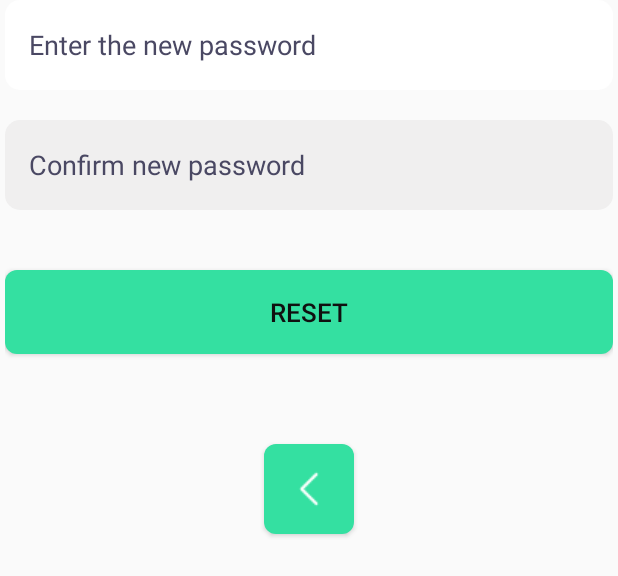
After one commit to tnqb293/NT118.O13.MMCL_FinalProject, an Android app: the layout fragment_resetpassword.xml on its own in the app's theme, with its tools: preview values and no code run, on a phone screen of 412 x 824 dp. The commit adds this screen. Shown: the top 576 px of the screen. Run offline under Robolectric (Android 15) with nearby library versions, the phone set to English and light mode, and no system bars; network calls fail.

Commit message:
add feature reset password

```diff
--- /dev/null
+++ b/WeatherApp/app/src/main/res/layout/fragment_resetpassword.xml
@@ -0,0 +1,68 @@
+<?xml version="1.0" encoding="utf-8"?>
+<androidx.constraintlayout.widget.ConstraintLayout xmlns:android="http://schemas.android.com/apk/res/android"
+    android:layout_width="match_parent"
+    android:layout_height="match_parent"
+    xmlns:app="http://schemas.android.com/apk/res-auto"
+    android:layout_marginLeft="3dp"
+    android:layout_marginRight="3dp">
+    <EditText
+        android:id="@+id/et_new_password"
+        android:layout_width="0dp"
+        android:layout_height="60dp"
+        app:layout_constraintTop_toTopOf="parent"
+        app:layout_constraintLeft_toLeftOf="parent"
+        app:layout_constraintRight_toRightOf="parent"
+        android:background="@drawable/bg_input_text"
+        android:textColorHint="@color/input_text"
+        android:hint="@string/new_password"
+        android:paddingTop="12dp"
+        android:paddingBottom="12dp"
+        android:paddingLeft="16dp"
+        android:paddingRight="16dp"
+        />
+    <EditText
+        android:id="@+id/et_confirm_new_password"
+        android:layout_width="0dp"
+        android:layout_height="60dp"
+        android:layout_marginTop="20dp"
+        app:layout_constraintTop_toBottomOf="@id/et_new_password"
+        app:layout_constraintLeft_toLeftOf="parent"
+        app:layout_constraintRight_toRightOf="parent"
+        android:background="@drawable/bg_input_text"
+        android:textColorHint="@color/input_text"
+        android:hint="@string/confirm_new_password"
+        android:paddingTop="12dp"
+        android:paddingBottom="12dp"
+        android:paddingLeft="16dp"
+        android:paddingRight="16dp"
+        />
+    <Button
+        android:id="@+id/bt_reset"
+        android:layout_width="0dp"
+        android:layout_height="wrap_content"
+        app:layout_constraintLeft_toLeftOf="parent"
+        app:layout_constraintRight_toRightOf="parent"
+        app:layout_constraintTop_toBottomOf="@id/et_confirm_new_password"
+        android:layout_marginTop="40dp"
+        android:paddingRight="8dp"
+        android:paddingLeft="8dp"
+        android:paddingTop="16dp"
+        android:paddingBottom="16dp"
+        android:text="@string/reset"
+        android:textColor="@color/maybe_black"
+        android:textSize="17sp"
+        android:background="@drawable/bg_button_login"
+        />
+    <Button
+        android:id="@+id/bt_return"
+        android:layout_width="60dp"
+        android:layout_height="60dp"
+        app:layout_constraintLeft_toLeftOf="parent"
+        app:layout_constraintRight_toRightOf="parent"
+        app:layout_constraintTop_toBottomOf="@id/bt_reset"
+        android:background="@drawable/bg_button_login"
+        android:drawableStart="@drawable/ic_back"
+        android:layout_marginTop="60dp"
+        android:padding="15dp"
+        />
+</androidx.constraintlayout.widget.ConstraintLayout>
--- a/WeatherApp/app/src/main/res/layout/fragment_signup.xml
+++ b/WeatherApp/app/src/main/res/layout/fragment_signup.xml
@@ -174,8 +174,8 @@
         />
     <Button
         android:id="@+id/bt_return"
-        android:layout_width="30dp"
-        android:layout_height="30dp"
+        android:layout_width="60dp"
+        android:layout_height="60dp"
         app:layout_constraintLeft_toLeftOf="parent"
         app:layout_constraintRight_toRightOf="parent"
         app:layout_constraintTop_toBottomOf="@id/bt_signup_google"
@@ -183,5 +183,6 @@
         android:background="@drawable/bg_button_login"
         android:drawableStart="@drawable/ic_back"
         android:layout_marginTop="5dp"
+        android:padding="15dp"
          />
 </androidx.constraintlayout.widget.ConstraintLayout>
--- a/WeatherApp/app/src/main/res/values/strings.xml
+++ b/WeatherApp/app/src/main/res/values/strings.xml
@@ -25,7 +25,7 @@
     <string name="Dashboard">Dashboard</string>
     <string name="Chart">Chart</string>
     <string name="Account">Account</string>
-    <string name="username_default">Hi, Flinta</string>
+    <string name="username_default">Hi,</string>
     <string name="weather_default">Sunny</string>
     <string name="temperature_default">30 °C</string>
     <string name="rain_fail_value_default">10 mm</string>
@@ -65,4 +65,9 @@
     <string name="choose_a_language">Choose a language</string>
     <string name="english">English</string>
     <string name="vietnamese">Vietnamese</string>
+    <string name="reset_password"><u>Reset your password?</u></string>
+    <string name="title_username_resetpassword">Please fill in your username to reset password</string>
+    <string name="confirm">Confirm</string>
+    <string name="confirm_new_password">Confirm new password</string>
+    <string name="reset">Reset</string>
 </resources>
```
Also changed, not shown: WeatherApp/app/src/main/java/com/uit/weatherapp/DashboardFragment.java (+16 -1 lines), WeatherApp/app/src/main/res/layout/fragment_resetpassword_find_username.xml (added, +62 -0 lines), WeatherApp/app/src/main/res/layout/fragment_signin.xml (+11 -1 lines), 1 other file.
